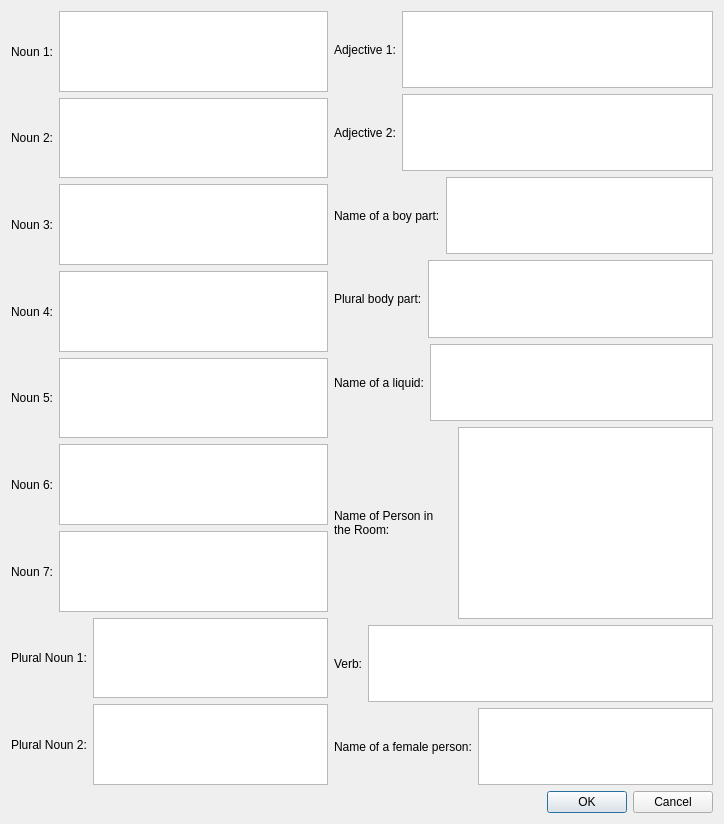
Qt form mad_libs_ui/wordinput.ui (jacquelinennguyen/pic10c_final_project) before a commit.
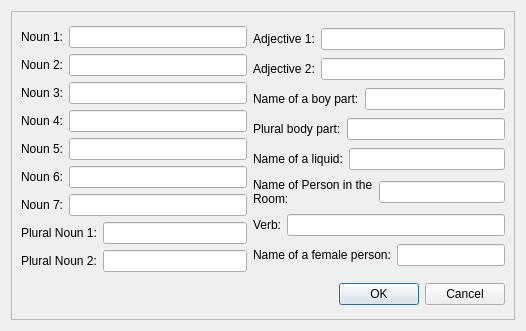
The same form after that commit.

Commit message: Changed text editor boxes to line edit boxes and put everything on wordinput form in scrollable layout

The edit to the form file:
```diff
--- a/mad_libs_ui/wordinput.ui
+++ b/mad_libs_ui/wordinput.ui
@@ -6,15 +6,30 @@
    <rect>
     <x>0</x>
     <y>0</y>
-    <width>724</width>
-    <height>824</height>
+    <width>526</width>
+    <height>331</height>
    </rect>
   </property>
   <property name="windowTitle">
    <string>Dialog</string>
   </property>
   <layout class="QGridLayout" name="gridLayout">
-   <item row="0" column="1">
+   <item row="0" column="1" colspan="2">
+    <widget class="QScrollArea" name="scrollArea">
+     <property name="widgetResizable">
+      <bool>true</bool>
+     </property>
+     <widget class="QWidget" name="scrollAreaWidgetContents">
+      <property name="geometry">
+       <rect>
+        <x>0</x>
+        <y>0</y>
+        <width>492</width>
+        <height>314</height>
+       </rect>
+      </property>
+      <layout class="QVBoxLayout" name="verticalLayout_3">
+       <item>
     <layout class="QHBoxLayout" name="horizontalLayout_18">
      <item>
       <layout class="QVBoxLayout" name="verticalLayout">
@@ -28,7 +43,7 @@
           </widget>
          </item>
          <item>
-          <widget class="QTextEdit" name="textEdit_7"/>
+              <widget class="QLineEdit" name="lineEdit"/>
          </item>
         </layout>
        </item>
@@ -42,7 +57,7 @@
           </widget>
          </item>
          <item>
-          <widget class="QTextEdit" name="textEdit_6"/>
+              <widget class="QLineEdit" name="lineEdit_2"/>
          </item>
         </layout>
        </item>
@@ -56,7 +71,7 @@
           </widget>
          </item>
          <item>
-          <widget class="QTextEdit" name="textEdit_5"/>
+              <widget class="QLineEdit" name="lineEdit_3"/>
          </item>
         </layout>
        </item>
@@ -70,7 +85,7 @@
           </widget>
          </item>
          <item>
-          <widget class="QTextEdit" name="textEdit"/>
+              <widget class="QLineEdit" name="lineEdit_4"/>
          </item>
         </layout>
        </item>
@@ -84,7 +99,7 @@
           </widget>
          </item>
          <item>
-          <widget class="QTextEdit" name="textEdit_3"/>
+              <widget class="QLineEdit" name="lineEdit_5"/>
          </item>
         </layout>
        </item>
@@ -98,7 +113,7 @@
           </widget>
          </item>
          <item>
-          <widget class="QTextEdit" name="textEdit_4"/>
+              <widget class="QLineEdit" name="lineEdit_6"/>
          </item>
         </layout>
        </item>
@@ -112,7 +127,7 @@
           </widget>
          </item>
          <item>
-          <widget class="QTextEdit" name="textEdit_2"/>
+              <widget class="QLineEdit" name="lineEdit_7"/>
          </item>
         </layout>
        </item>
@@ -126,7 +141,7 @@
           </widget>
          </item>
          <item>
-          <widget class="QPlainTextEdit" name="plainTextEdit_2"/>
+              <widget class="QLineEdit" name="lineEdit_8"/>
          </item>
         </layout>
        </item>
@@ -140,7 +155,7 @@
           </widget>
          </item>
          <item>
-          <widget class="QPlainTextEdit" name="plainTextEdit_3"/>
+              <widget class="QLineEdit" name="lineEdit_9"/>
          </item>
         </layout>
        </item>
@@ -158,7 +173,7 @@
           </widget>
          </item>
          <item>
-          <widget class="QPlainTextEdit" name="plainTextEdit_8"/>
+              <widget class="QLineEdit" name="lineEdit_10"/>
          </item>
         </layout>
        </item>
@@ -172,7 +187,7 @@
           </widget>
          </item>
          <item>
-          <widget class="QPlainTextEdit" name="plainTextEdit_9"/>
+              <widget class="QLineEdit" name="lineEdit_11"/>
          </item>
         </layout>
        </item>
@@ -186,7 +201,7 @@
           </widget>
          </item>
          <item>
-          <widget class="QPlainTextEdit" name="plainTextEdit_7"/>
+              <widget class="QLineEdit" name="lineEdit_12"/>
          </item>
         </layout>
        </item>
@@ -200,7 +215,7 @@
           </widget>
          </item>
          <item>
-          <widget class="QPlainTextEdit" name="plainTextEdit_6"/>
+              <widget class="QLineEdit" name="lineEdit_13"/>
          </item>
         </layout>
        </item>
@@ -214,7 +229,7 @@
           </widget>
          </item>
          <item>
-          <widget class="QPlainTextEdit" name="plainTextEdit_4"/>
+              <widget class="QLineEdit" name="lineEdit_14"/>
          </item>
         </layout>
        </item>
@@ -231,7 +246,7 @@
           </widget>
          </item>
          <item>
-          <widget class="QPlainTextEdit" name="plainTextEdit"/>
+              <widget class="QLineEdit" name="lineEdit_15"/>
          </item>
         </layout>
        </item>
@@ -245,7 +260,7 @@
           </widget>
          </item>
          <item>
-          <widget class="QPlainTextEdit" name="plainTextEdit_5"/>
+              <widget class="QLineEdit" name="lineEdit_16"/>
          </item>
         </layout>
        </item>
@@ -259,7 +274,7 @@
           </widget>
          </item>
          <item>
-          <widget class="QPlainTextEdit" name="plainTextEdit_10"/>
+              <widget class="QLineEdit" name="lineEdit_17"/>
          </item>
         </layout>
        </item>
@@ -267,7 +282,7 @@
      </item>
     </layout>
    </item>
-   <item row="1" column="1">
+       <item>
     <widget class="QDialogButtonBox" name="buttonBox">
      <property name="orientation">
       <enum>Qt::Horizontal</enum>
@@ -275,6 +290,10 @@
      <property name="standardButtons">
       <set>QDialogButtonBox::Cancel|QDialogButtonBox::Ok</set>
      </property>
+        </widget>
+       </item>
+      </layout>
+     </widget>
     </widget>
    </item>
   </layout>
```
Lines whose indentation alone changed are shown as unchanged.
